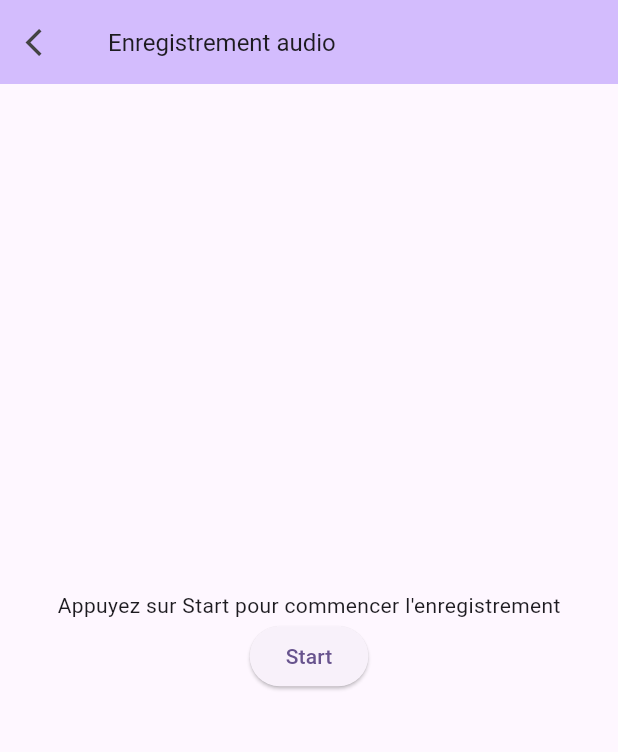
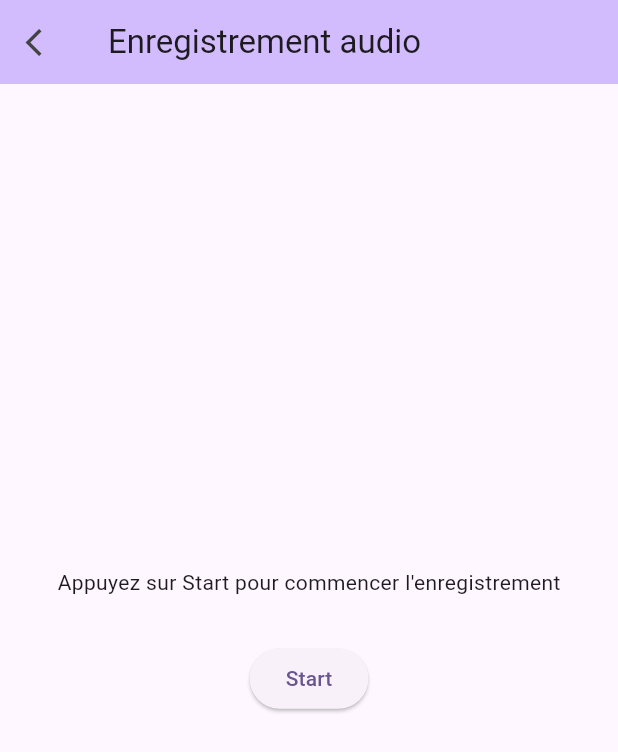
Before and after one commit to ramoRJ96/media_record, a Flutter app: the RecordAudioPage screen opened directly, on a phone screen of 412 x 824 dp. Shown: the top 752 px of the screen. Run offline on Flutter 3.47's test engine with Material 3 defaults, Android fonts, the phone set to English and light mode, and no system bars; our stand-ins replace chewie, gallery_saver, get, image_picker, shared_preferences, video_player; missing offline and left inert: chewie_audio, record; accounts and stored records are empty; network calls fail; statements that could not run were skipped.

Commit message:
Refactoring des composants audio

```diff
--- /dev/null
+++ b/lib/core/constants/colors.dart
@@ -0,0 +1,5 @@
+import 'package:flutter/material.dart';
+
+class MediaColors {
+  static Color blackGrey = const Color(0xFF434343);
+}
--- a/lib/core/constants/strings_res.dart
+++ b/lib/core/constants/strings_res.dart
@@ -6,6 +6,11 @@ abstract class StringsRes {
   static String get buttonTextCancelRecording => 'Annuler';
   static String get buttonTextStartRecording => 'Start';
   static String get loading => 'Chargement';
+  static String get audioRecord => 'Enregistrement audio';
+  static String get pressToStartRecord =>
+      'Appuyez sur Start pour commencer l\'enregistrement';
+  static String get recordLoading => 'Enregistrement audio en cours';
+  static String get hhmm => '00:00:';
 
   static const colors = [
     Color(0xFFCBEEE4),
--- a/lib/features/audio/pages/record_audio_page.dart
+++ b/lib/features/audio/pages/record_audio_page.dart
@@ -1,57 +1,48 @@
 import 'package:flutter/material.dart';
 import 'package:get/get.dart';
-import 'package:media_record/features/home/controllers/media_list_controller.dart';
 import 'package:media_record/utils/my_utils.dart';
+import 'package:media_record/widgets/app_bar_screen.dart';
 import '../../../core/constants/strings_res.dart';
 import '../controllers/record_audio_controller.dart';
 
 class RecordAudioPage extends StatelessWidget {
   const RecordAudioPage({super.key});
 
-  @override
-  Widget build(BuildContext context) {
-    final RecordAudioController recordAudioController =
-        Get.put(RecordAudioController());
+  final marginBetween = 30.0;
+  final bottomMargin = 25.0;
+  final micIconSize = 60.0;
 
-    return Scaffold(
-        appBar: AppBar(
-            backgroundColor: Theme.of(context).colorScheme.inversePrimary,
-            title: const Text(
-              'Enregistrement audio',
-              style: TextStyle(fontSize: 16.0),
-            ),
-            leading: IconButton(
-              iconSize: 22,
-              splashRadius: 22,
-              icon: const Icon(
-                Icons.arrow_back_ios,
-                color: Color(0xFF434343),
-              ),
-              onPressed: () async {
-                var mediaListController = Get.find<MediaListController>();
-                await mediaListController.getMediaFromStorage();
-                Get.back();
-              },
-            )),
-        body: Center(
+  Widget body({
+    required RecordAudioController recordAudioController,
+    required BuildContext context,
+  }) {
+    return Center(
       child: Obx(() {
-            final seconds = MyUtils.strDigits(
-                recordAudioController.recordAudioDuration.value.inSeconds);
+        final recordCounter =
+            MyUtils.strDigits(recordAudioController.recordAudioCounter.value);
         return Column(
           mainAxisAlignment: MainAxisAlignment.center,
           children: <Widget>[
             if (!recordAudioController.isRecording.value)
-                  const Text(
-                      'Appuyez sur Start pour commencer l\'enregistrement'),
+              Text(
+                StringsRes.pressToStartRecord,
+                style: Theme.of(context).textTheme.bodyMedium,
+              ),
+            SizedBox(
+              height: marginBetween,
+            ),
             if (recordAudioController.isRecording.value)
               Column(
                 children: [
-                      const Icon(
+                  Icon(
                     Icons.mic,
-                        size: 60.0,
+                    size: micIconSize,
                   ),
-                      Text('00:00:$seconds'),
-                      const Text('Enregistrement audio en cours'),
+                  Text('${StringsRes.hhmm}$recordCounter'),
+                  Text(
+                    StringsRes.recordLoading,
+                    style: Theme.of(context).textTheme.bodySmall,
+                  ),
                 ],
               ),
             ElevatedButton(
@@ -62,12 +53,30 @@ class RecordAudioPage extends StatelessWidget {
                   ? Text(StringsRes.buttonTextCancelRecording)
                   : Text(StringsRes.buttonTextStartRecording),
             ),
-                const SizedBox(
-                  height: 25.0,
+            SizedBox(
+              height: bottomMargin,
             ),
           ],
         );
       }),
+    );
+  }
+
+  @override
+  Widget build(BuildContext context) {
+    final RecordAudioController recordAudioController =
+        Get.put(RecordAudioController());
+
+    return Scaffold(
+        appBar: AppBarScreen(
+          title: Text(
+            StringsRes.audioRecord,
+            style: Theme.of(context).textTheme.titleLarge,
+          ),
+        ),
+        body: body(
+          context: context,
+          recordAudioController: recordAudioController,
         ));
   }
 }
--- /dev/null
+++ b/lib/widgets/app_bar_screen.dart
@@ -0,0 +1,36 @@
+import 'package:flutter/material.dart';
+import 'package:get/get.dart';
+import 'package:media_record/core/constants/colors.dart';
+import 'package:media_record/features/home/controllers/media_list_controller.dart';
+
+class AppBarScreen extends StatelessWidget implements PreferredSizeWidget {
+  const AppBarScreen({super.key, this.title});
+
+  final Widget? title;
+
+  final leadingSize = 22.0;
+  final leadingSplashRadius = 22.0;
+
+  @override
+  Widget build(BuildContext context) {
+    return AppBar(
+        backgroundColor: Theme.of(context).colorScheme.inversePrimary,
+        title: title,
+        leading: IconButton(
+          iconSize: leadingSize,
+          splashRadius: leadingSplashRadius,
+          icon: Icon(
+            Icons.arrow_back_ios,
+            color: MediaColors.blackGrey,
+          ),
+          onPressed: () async {
+            var mediaListController = Get.find<MediaListController>();
+            await mediaListController.getMediaFromStorage();
+            Get.back();
+          },
+        ));
+  }
+
+  @override
+  Size get preferredSize => const Size.fromHeight(kToolbarHeight);
+}
```
Also changed, not shown: lib/features/audio/controllers/record_audio_controller.dart (+19 -33 lines), lib/features/audio/pages/audio_player_screen.dart (+14 -21 lines). Lines whose indentation alone changed are shown as unchanged.
